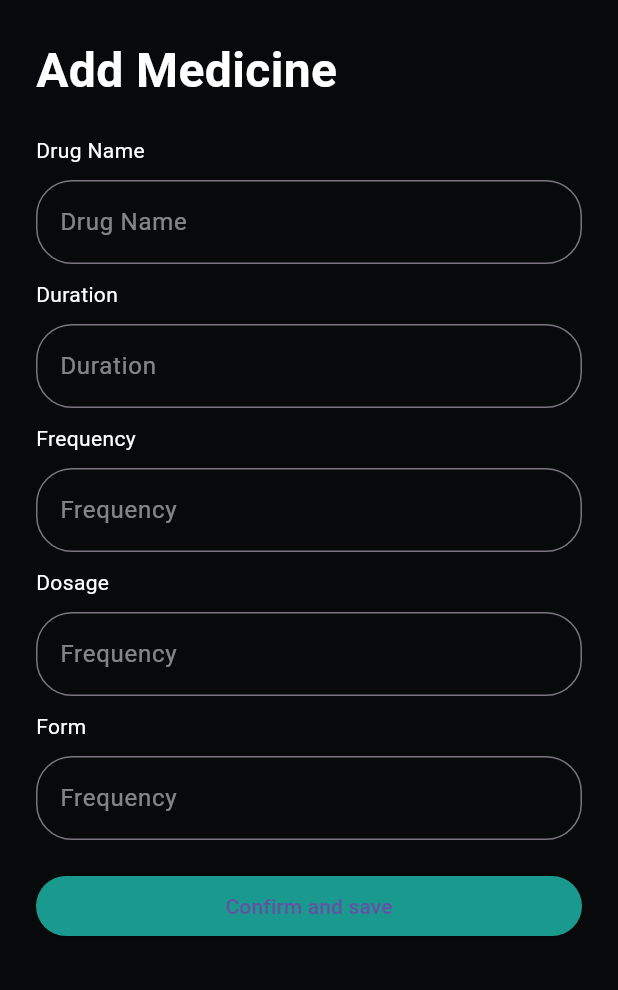
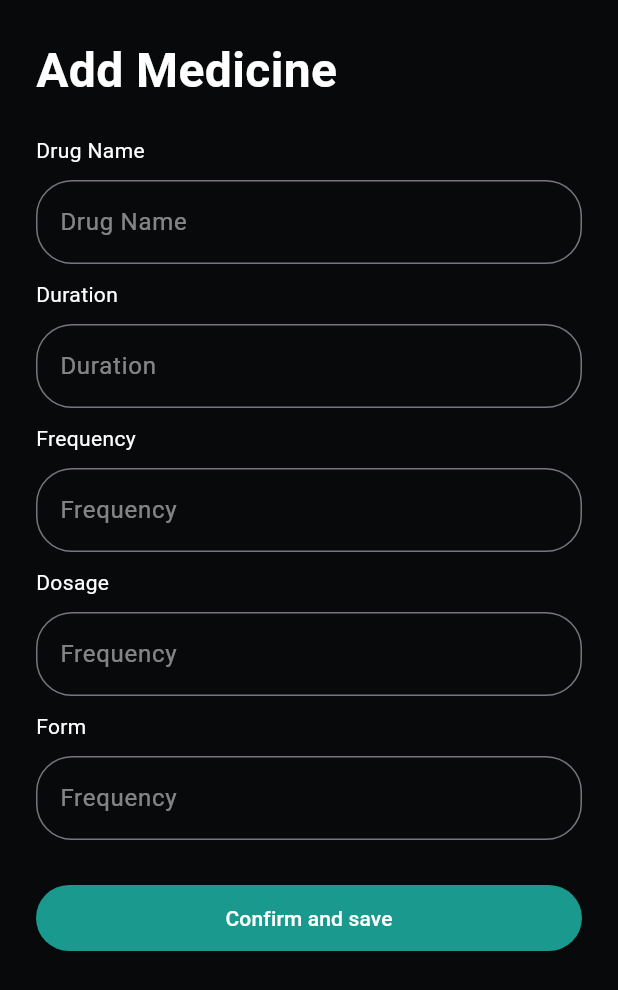
Before and after one commit to saksham-gt/chang-pharma, a Flutter app: the FormForMedScreen screen opened by its route, on a phone screen of 412 x 824 dp. Shown: the top 990 px of the screen. Run offline on Flutter 3.47's test engine with Material 3 defaults, Android fonts, the phone set to English and light mode, and no system bars; our stand-ins replace carousel_slider, dio, flutter_riverpod, get_it, image_picker; statements that could not run were skipped.

Commit message:
add button white color

```diff
--- a/lib/screens/form_for_med.dart
+++ b/lib/screens/form_for_med.dart
@@ -157,8 +157,10 @@ class _FormForMedScreenState extends State<FormForMedScreen> {
                 ),
               ],
             ),
-            const SizedBox(height: 20),
-            ElevatedButton(
+            const SizedBox(height: 30),
+            SizedBox(
+              height: 44,
+              child: ElevatedButton(
                 onPressed: () {
                   final saveMedicine = medicine.copyWith(
                     drug: _drugNameController.text,
@@ -169,7 +171,11 @@ class _FormForMedScreenState extends State<FormForMedScreen> {
                   );
                   print(saveMedicine);
                 },
-              child: const Text('Confirm and save'),
+                child: const Text(
+                  'Confirm and save',
+                  style: TextStyle(color: Colors.white),
+                ),
+              ),
             )
           ],
         ),
```
Lines whose indentation alone changed are shown as unchanged.
